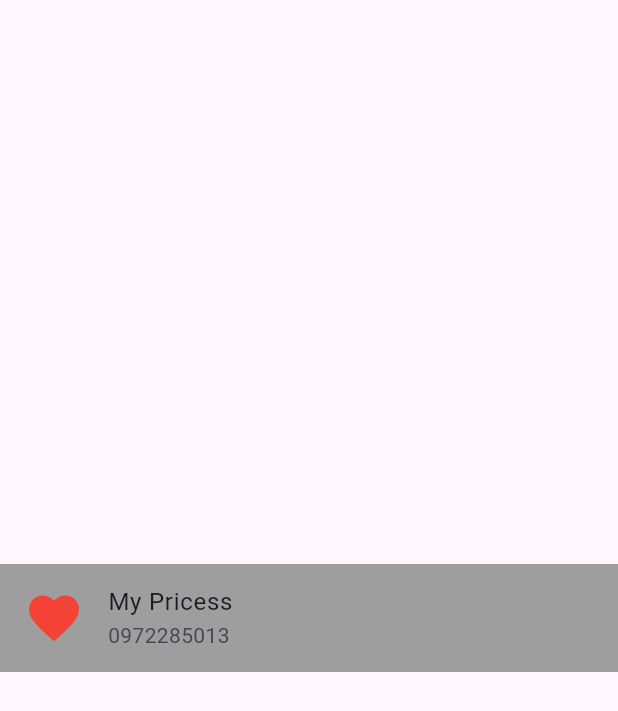
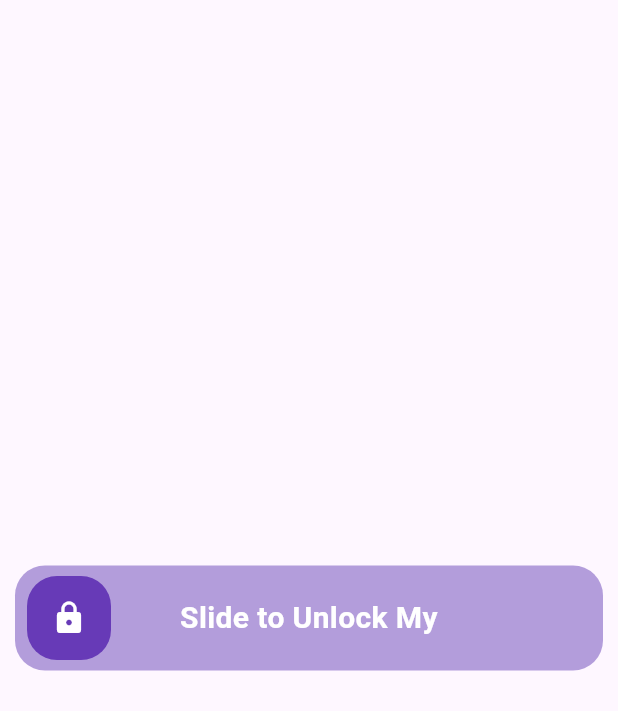
Before and after one commit to Din-Chamnan-Git/flutter_studying, a Flutter app: the screen it shows after launch, on a phone screen of 412 x 824 dp. Shown: the top 711 px of the screen. Run offline on Flutter 3.47's test engine with Material 3 defaults, Android fonts, the phone set to English and light mode, and no system bars; drawn by our look-alikes of flutter_slidable, slide_to_act; our stand-ins replace animated_splash_screen, lottie.

Commit message:
Slida Unlock

```diff
--- /dev/null
+++ b/lib/Widgets/Slide_to_do.dart
@@ -0,0 +1,42 @@
+import 'package:flutter/material.dart';
+import 'package:slide_to_act/slide_to_act.dart';
+
+class SlideToDo extends StatefulWidget {
+  const SlideToDo({super.key});
+
+  @override
+  State<SlideToDo> createState() => _SlideToDoState();
+}
+
+class _SlideToDoState extends State<SlideToDo> {
+  @override
+  Widget build(BuildContext context) {
+    return Scaffold(
+      body: Center(
+        child: Padding(
+          padding: const EdgeInsets.all(10.0),
+          child: SlideAction(
+            elevation: 0,
+            innerColor: Colors.deepPurple,
+            outerColor: Colors.deepPurple[200],
+            borderRadius: 20,
+            sliderButtonIcon: const Icon(
+              Icons.lock,
+              color: Colors.white,
+            ),
+            text: "Slide to Unlock My",
+            textStyle: const TextStyle(
+              fontSize: 20,
+              fontWeight: FontWeight.bold,
+              color: Colors.white,
+            ),
+            sliderRotate: false,
+            onSubmit: () {
+              //todo Somthing
+            },
+          ),
+        ),
+      ),
+    );
+  }
+}
--- a/lib/main.dart
+++ b/lib/main.dart
@@ -8,6 +8,7 @@ import 'Widgets/DatePicker.dart';
 import 'Widgets/InputTextField.dart';
 import 'Widgets/MediaQueryDemo.dart';
 import 'Widgets/PageviewDemo.dart';
+import 'Widgets/Slide_to_do.dart';
 import 'Widgets/SliderDemo.dart';
 import 'Widgets/SliverAppbardemo.dart';
 import 'Widgets/Stackdemo.dart';
@@ -31,7 +32,7 @@ class MyApp extends StatelessWidget {
         colorScheme: ColorScheme.fromSeed(seedColor: Colors.deepPurple),
         useMaterial3: true,
       ),
-      home: Slidablee(),
+      home: SlideToDo(),
       debugShowCheckedModeBanner: false,
     );
   }
--- a/pubspec.yaml
+++ b/pubspec.yaml
@@ -38,6 +38,7 @@ dependencies:
   lottie:
   animated_splash_screen: ^1.3.0
   flutter_slidable: ^3.1.2
+  slide_to_act: ^2.0.2
 
 dev_dependencies:
   flutter_test:
```
Also changed, not shown: pubspec.lock.
